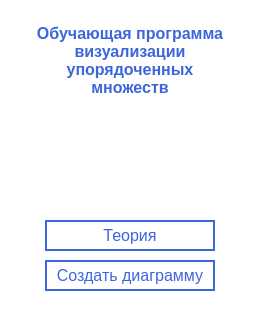
Old version of the form ui_mainmenu.ui in the repository RozeQz/HasseDiagram.
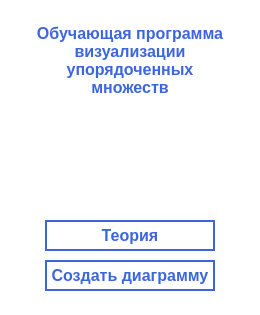
New version of the form. Icons and pictures are not drawn.

Commit message:
Code refactoring: Main Window (hasse)
All methods are rewritten not to change files with prefix ui.

Diff of the .ui file:
```diff
--- a/ui_mainmenu.ui
+++ b/ui_mainmenu.ui
@@ -51,14 +51,15 @@
      <font>
       <family>Arial</family>
       <pointsize>12</pointsize>
-      <weight>11</weight>
+      <weight>75</weight>
       <italic>false</italic>
-      <bold>false</bold>
+      <bold>true</bold>
      </font>
     </property>
     <property name="styleSheet">
      <string notr="true">border-color: #3C66DC;
 font: 90 12pt &quot;Arial&quot;;
+font-weight: bold;
 color: #3C66DC;
 border-width: 2px;
 border-style: solid;
@@ -82,14 +83,15 @@
      <font>
       <family>Arial</family>
       <pointsize>12</pointsize>
-      <weight>11</weight>
+      <weight>75</weight>
       <italic>false</italic>
-      <bold>false</bold>
+      <bold>true</bold>
      </font>
     </property>
     <property name="styleSheet">
      <string notr="true">border-color: #3C66DC;
 font: 90 12pt &quot;Arial&quot;;
+font-weight: bold;
 color: #3C66DC;
 border-width: 2px;
 border-style: solid;
```
Left out of the diff: 3 changed lines with no effect on the pictures. The commit also changes 6 other files.
